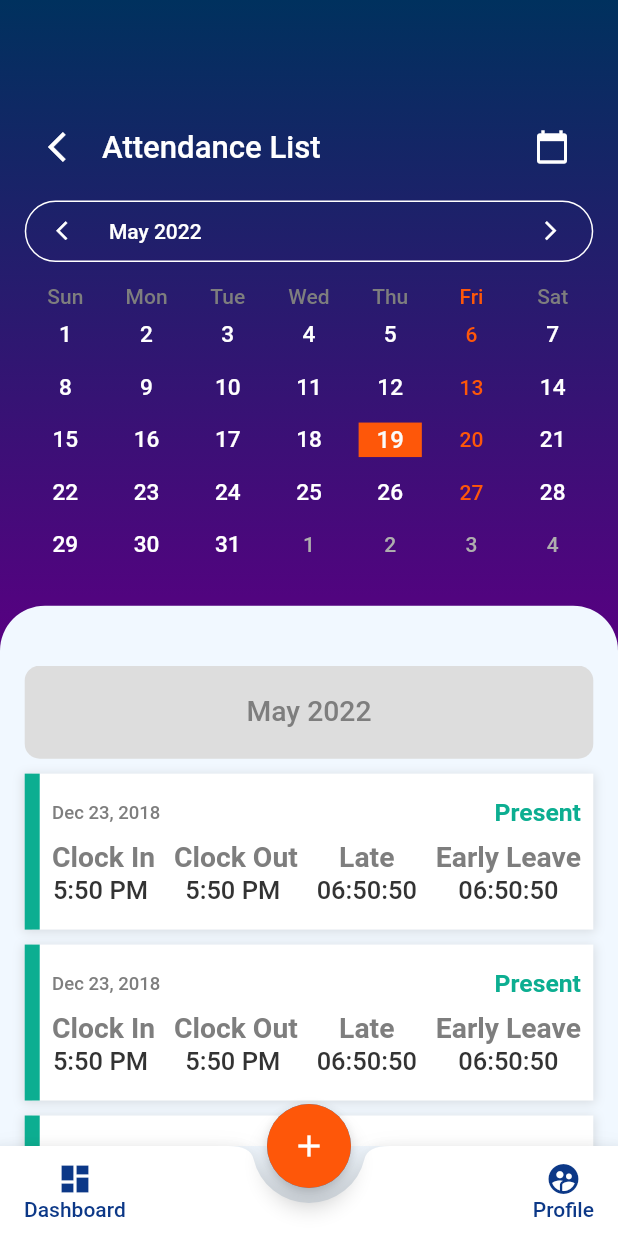
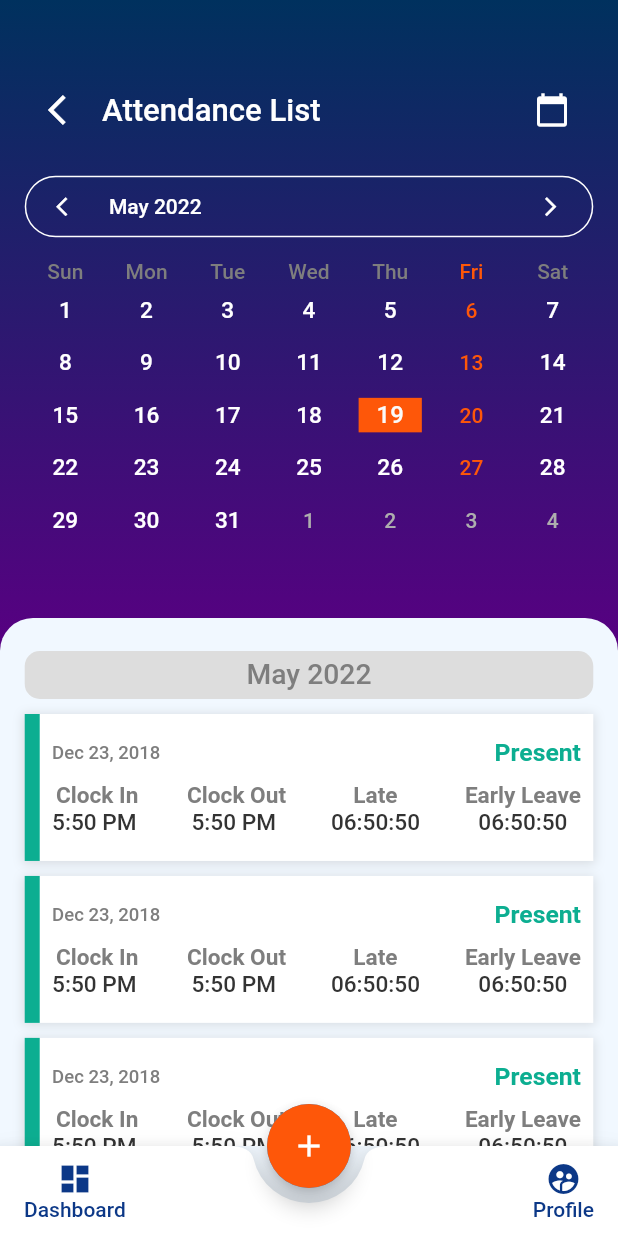
Before and after one commit to nayon-coders/hrms, a Flutter app: the AttendaceList screen opened directly, on a phone screen of 412 x 824 dp. Run offline on Flutter 3.47's test engine with Material 2 defaults, Android fonts, the light colour scheme and no system bars; drawn by our look-alikes of table_calendar; our stand-ins replace pie_chart, sizer.

Commit message:
bugge fix

```diff
--- a/lib/view/attendance/attendance-list/attendance-list.dart
+++ b/lib/view/attendance/attendance-list/attendance-list.dart
@@ -53,7 +53,7 @@ class _AttendaceListState extends State<AttendaceList> {
               ),
 
               Padding(
-                padding: EdgeInsets.only(left: 20, right: 20, top: 9.h, bottom: 10),
+                padding: EdgeInsets.only(left: 20, right: 20, top: 6.h, bottom: 10),
                 child: Row(
                   mainAxisAlignment: MainAxisAlignment.spaceBetween,
                   crossAxisAlignment: CrossAxisAlignment.center,
@@ -64,7 +64,7 @@ class _AttendaceListState extends State<AttendaceList> {
                             onPressed: (){
                               Navigator.pop(context);
                             },
-                            icon: Icon(
+                            icon: const Icon(
                               Icons.arrow_back_ios,
                               color: appColors.white,
                             )
@@ -90,7 +90,7 @@ class _AttendaceListState extends State<AttendaceList> {
 
               //calendar
               Container(
-                margin: EdgeInsets.only(top: 15.h, left: 2.h, right: 2.h),
+                margin: EdgeInsets.only(top: 13.h, left: 2.h, right: 2.h),
                 child: TableCalendar(
                   firstDay: DateTime.utc(2010),
                   lastDay:  DateTime.utc(2500),
@@ -181,9 +181,9 @@ class _AttendaceListState extends State<AttendaceList> {
               ),
 
               Container(
-                padding: EdgeInsets.only(top: 49.h),
+                padding: EdgeInsets.only(top: 50.h),
                 child: Container(
-                  height: 40,
+                  height: 22,
                   decoration:  BoxDecoration(
                       color: appColors.bg,
                       borderRadius: BorderRadius.only(
@@ -204,7 +204,7 @@ class _AttendaceListState extends State<AttendaceList> {
                   children: [
                     Container(
                       width: MediaQuery.of(context).size.width,
-                      padding: EdgeInsets.all(20),
+                      padding: EdgeInsets.all(5),
                       decoration: BoxDecoration(
                         color: appColors.gray200,
                         borderRadius: BorderRadius.circular(10),
@@ -251,29 +251,29 @@ class _AttendaceListState extends State<AttendaceList> {
                               Column(
                                 crossAxisAlignment: CrossAxisAlignment.center,
                                 children: [
-                                  BigText(text: "Clock In", color: appColors.gray, size: 10.sp,),
-                                  MediunText(text: "5:50 PM	", color: appColors.black, size: 9.sp,)
+                                  BigText(text: "Clock In", color: appColors.gray, size: 8.sp,),
+                                  MediunText(text: "5:50 PM	", color: appColors.black, size: 8.sp,)
                                 ],
                               ),
                               Column(
                                 crossAxisAlignment: CrossAxisAlignment.center,
                                 children: [
-                                  BigText(text: "Clock Out", color: appColors.gray, size: 10.sp,),
-                                  MediunText(text: "5:50 PM	", color: appColors.black, size: 9.sp,)
+                                  BigText(text: "Clock Out", color: appColors.gray, size: 8.sp,),
+                                  MediunText(text: "5:50 PM	", color: appColors.black, size: 8.sp,)
                                 ],
                               ),
                               Column(
                                 crossAxisAlignment: CrossAxisAlignment.center,
                                 children: [
-                                  BigText(text: "Late", color: appColors.gray, size: 10.sp,),
-                                  MediunText(text: "06:50:50", color: appColors.black, size: 9.sp,)
+                                  BigText(text: "Late", color: appColors.gray, size: 8.sp,),
+                                  MediunText(text: "06:50:50", color: appColors.black, size: 8.sp,)
                                 ],
                               ),
                               Column(
                                 crossAxisAlignment: CrossAxisAlignment.center,
                                 children: [
-                                  BigText(text: "Early Leave", color: appColors.gray, size: 10.sp,),
-                                  MediunText(text: "06:50:50", color: appColors.black, size: 9.sp,)
+                                  BigText(text: "Early Leave", color: appColors.gray, size: 8.sp,),
+                                  MediunText(text: "06:50:50", color: appColors.black, size: 8.sp,)
                                 ],
                               ),
                             ],
@@ -317,29 +317,29 @@ class _AttendaceListState extends State<AttendaceList> {
                               Column(
                                 crossAxisAlignment: CrossAxisAlignment.center,
                                 children: [
-                                  BigText(text: "Clock In", color: appColors.gray, size: 10.sp,),
-                                  MediunText(text: "5:50 PM	", color: appColors.black, size: 9.sp,)
+                                  BigText(text: "Clock In", color: appColors.gray, size: 8.sp,),
+                                  MediunText(text: "5:50 PM	", color: appColors.black, size: 8.sp,)
                                 ],
                               ),
                               Column(
                                 crossAxisAlignment: CrossAxisAlignment.center,
                                 children: [
-                                  BigText(text: "Clock Out", color: appColors.gray, size: 10.sp,),
-                                  MediunText(text: "5:50 PM	", color: appColors.black, size: 9.sp,)
+                                  BigText(text: "Clock Out", color: appColors.gray, size: 8.sp,),
+                                  MediunText(text: "5:50 PM	", color: appColors.black, size: 8.sp,)
                                 ],
                               ),
                               Column(
                                 crossAxisAlignment: CrossAxisAlignment.center,
                                 children: [
-                                  BigText(text: "Late", color: appColors.gray, size: 10.sp,),
-                                  MediunText(text: "06:50:50", color: appColors.black, size: 9.sp,)
+                                  BigText(text: "Late", color: appColors.gray, size: 8.sp,),
+                                  MediunText(text: "06:50:50", color: appColors.black, size: 8.sp,)
                                 ],
                               ),
                               Column(
                                 crossAxisAlignment: CrossAxisAlignment.center,
                                 children: [
-                                  BigText(text: "Early Leave", color: appColors.gray, size: 10.sp,),
-                                  MediunText(text: "06:50:50", color: appColors.black, size: 9.sp,)
+                                  BigText(text: "Early Leave", color: appColors.gray, size: 8.sp,),
+                                  MediunText(text: "06:50:50", color: appColors.black, size: 8.sp,)
                                 ],
                               ),
                             ],
@@ -383,29 +383,29 @@ class _AttendaceListState extends State<AttendaceList> {
                               Column(
                                 crossAxisAlignment: CrossAxisAlignment.center,
                                 children: [
-                                  BigText(text: "Clock In", color: appColors.gray, size: 10.sp,),
-                                  MediunText(text: "5:50 PM	", color: appColors.black, size: 9.sp,)
+                                  BigText(text: "Clock In", color: appColors.gray, size: 8.sp,),
+                                  MediunText(text: "5:50 PM	", color: appColors.black, size: 8.sp,)
                                 ],
                               ),
                               Column(
                                 crossAxisAlignment: CrossAxisAlignment.center,
                                 children: [
-                                  BigText(text: "Clock Out", color: appColors.gray, size: 10.sp,),
-                                  MediunText(text: "5:50 PM	", color: appColors.black, size: 9.sp,)
+                                  BigText(text: "Clock Out", color: appColors.gray, size: 8.sp,),
+                                  MediunText(text: "5:50 PM	", color: appColors.black, size: 8.sp,)
                                 ],
                               ),
                               Column(
                                 crossAxisAlignment: CrossAxisAlignment.center,
                                 children: [
-                                  BigText(text: "Late", color: appColors.gray, size: 10.sp,),
-                                  MediunText(text: "06:50:50", color: appColors.black, size: 9.sp,)
+                                  BigText(text: "Late", color: appColors.gray, size: 8.sp,),
+                                  MediunText(text: "06:50:50", color: appColors.black, size: 8.sp,)
                                 ],
                               ),
                               Column(
                                 crossAxisAlignment: CrossAxisAlignment.center,
                                 children: [
-                                  BigText(text: "Early Leave", color: appColors.gray, size: 10.sp,),
-                                  MediunText(text: "06:50:50", color: appColors.black, size: 9.sp,)
+                                  BigText(text: "Early Leave", color: appColors.gray, size: 8.sp,),
+                                  MediunText(text: "06:50:50", color: appColors.black, size: 8.sp,)
                                 ],
                               ),
                             ],
--- a/lib/view/attendance/attendance.dart
+++ b/lib/view/attendance/attendance.dart
@@ -39,7 +39,7 @@ class _AttendanceState extends State<Attendance> {
                 bottomRoundedColor: appColors.bg,
 
             ),
-
+            const SizedBox(height: 30,),
             Expanded(
                 child: SingleChildScrollView(
                   child: Column(
--- a/lib/view/global_widget/tob-bar.dart
+++ b/lib/view/global_widget/tob-bar.dart
@@ -20,7 +20,7 @@ class TopBar extends StatelessWidget {
       children: [
         Container(
           width: double.infinity,
-          height: MediaQuery.of(context).size.height/4,
+          height: MediaQuery.of(context).size.height/6,
           decoration: const BoxDecoration(
               gradient: LinearGradient(
                 begin: Alignment.topCenter,
@@ -33,7 +33,7 @@ class TopBar extends StatelessWidget {
         ),
 
         Padding(
-          padding: EdgeInsets.only(left: 20, right: 20, top: 9.h, bottom: 10),
+          padding: EdgeInsets.only(left: 20, right: 20, top: 6.h, bottom: 10),
           child: Row(
             mainAxisAlignment: MainAxisAlignment.spaceBetween,
             crossAxisAlignment: CrossAxisAlignment.center,
@@ -67,9 +67,9 @@ class TopBar extends StatelessWidget {
         ),
 
         Container(
-          padding: const EdgeInsets.only(top: 163),
+          padding:  EdgeInsets.only(top: 14.h),
           child: Container(
-            height: 40,
+            height: 22,
             decoration:  BoxDecoration(
                 color: bottomRoundedColor,
                 borderRadius: BorderRadius.only(
--- a/pubspec.yaml
+++ b/pubspec.yaml
@@ -37,7 +37,7 @@ dependencies:
   sizer: ^2.0.15
   pie_chart: ^5.3.0
   table_calendar: ^3.0.5
-  intl: ^0.16.1
+
 
 dev_dependencies:
   flutter_test:
```
